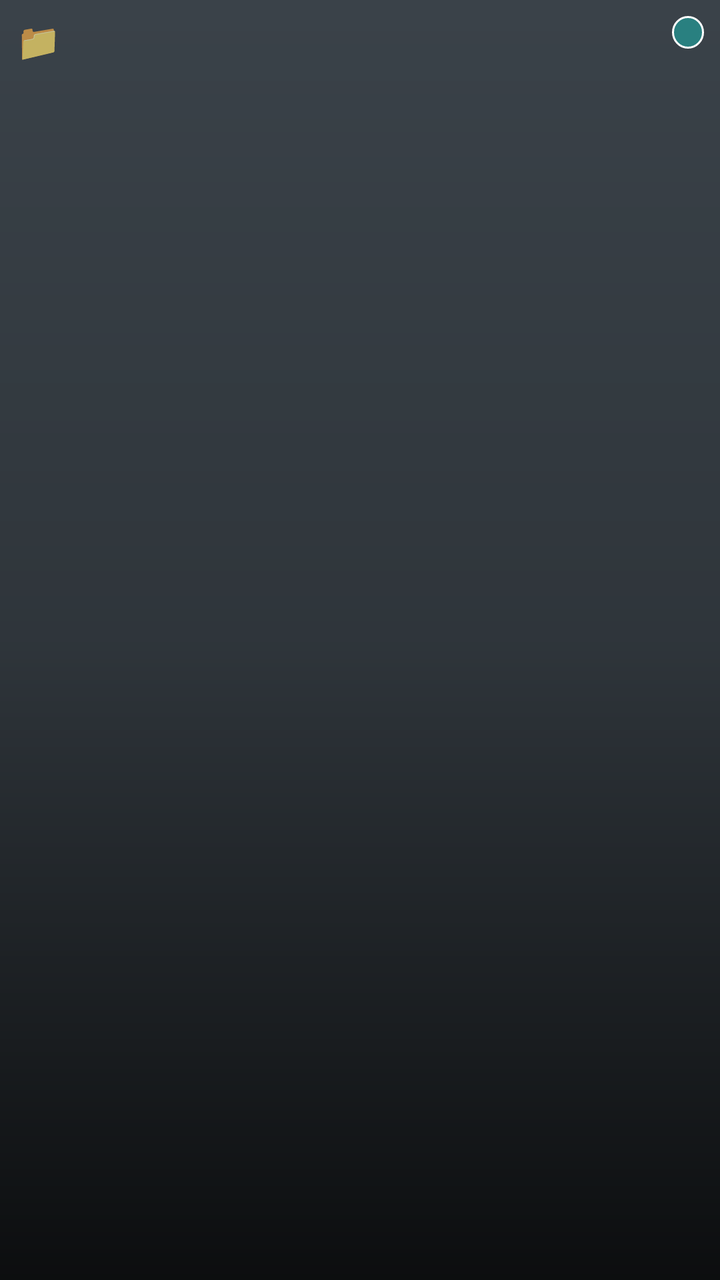
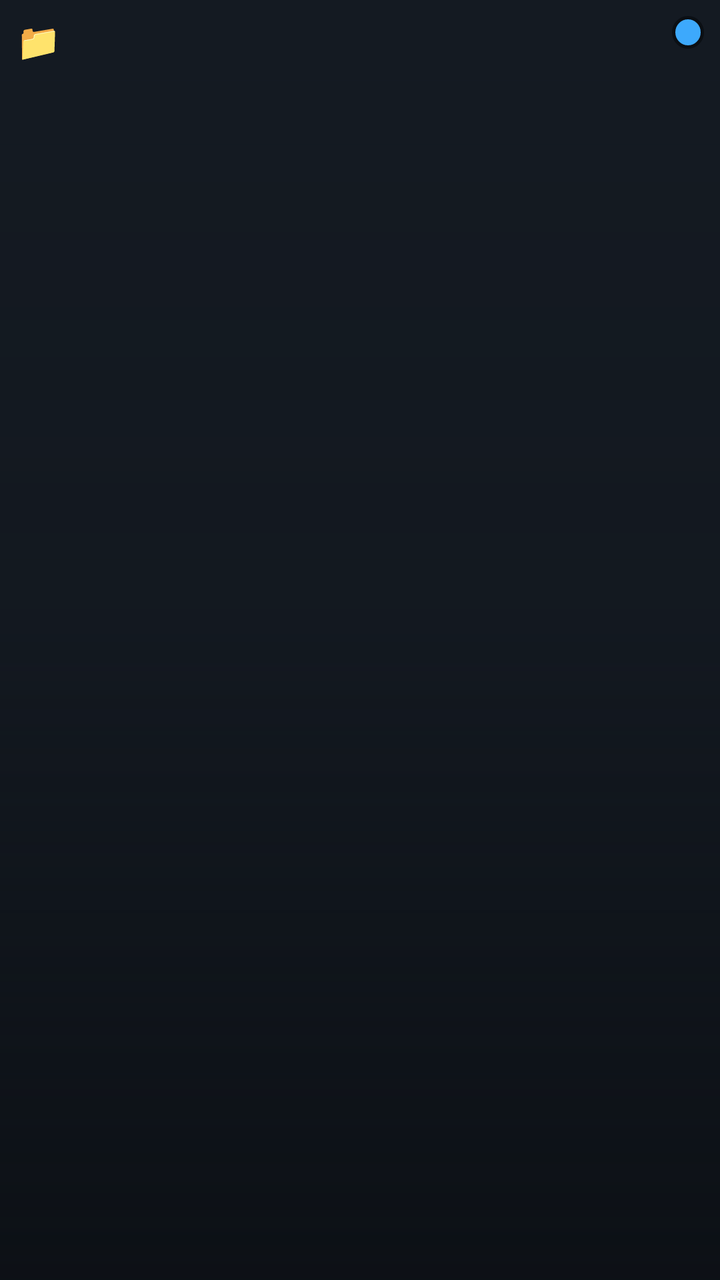

Compare the two renders of this Android layout. The source of the first and the diff that turns it into the second are given below.
<!-- AndroidManifest.xml: application theme AppTheme -->
<!-- res/layout/item_media_folder.xml -->
<?xml version="1.0" encoding="utf-8"?>
<FrameLayout xmlns:android="http://schemas.android.com/apk/res/android"
    android:layout_width="match_parent"
    android:layout_height="130dp"
    android:layout_margin="5dp"
    android:background="#1AFFFFFF">

    <ImageView
        android:id="@+id/thumb"
        android:layout_width="match_parent"
        android:layout_height="match_parent"
        android:scaleType="centerCrop" />

    <View
        android:layout_width="match_parent"
        android:layout_height="match_parent"
        android:background="@drawable/folder_shade" />

    <TextView
        android:id="@+id/folder_icon"
        android:layout_width="wrap_content"
        android:layout_height="wrap_content"
        android:layout_gravity="top|start"
        android:layout_margin="8dp"
        android:text="📁"
        android:textSize="18sp" />

    <TextView
        android:id="@+id/badge"
        android:layout_width="wrap_content"
        android:layout_height="wrap_content"
        android:layout_gravity="top|end"
        android:layout_margin="8dp"
        android:background="@drawable/check_circle"
        android:paddingLeft="8dp"
        android:paddingRight="8dp"
        android:textColor="#FFFFFF"
        android:textSize="12sp"
        android:textStyle="bold" />

    <LinearLayout
        android:layout_width="match_parent"
        android:layout_height="wrap_content"
        android:layout_gravity="bottom"
        android:orientation="vertical"
        android:padding="8dp">

        <TextView
            android:id="@+id/title"
            android:layout_width="match_parent"
            android:layout_height="wrap_content"
            android:ellipsize="end"
            android:maxLines="1"
            android:textColor="#FFFFFF"
            android:textSize="16sp"
            android:textStyle="bold" />

        <TextView
            android:id="@+id/sub"
            android:layout_width="match_parent"
            android:layout_height="wrap_content"
            android:textColor="#DDFFFFFF"
            android:textSize="13sp" />
    </LinearLayout>
</FrameLayout>
<!-- resources referenced by this layout -->
<resources>
  <!-- drawable check_circle (drawable) -->
  <?xml version="1.0" encoding="utf-8"?>
  <shape xmlns:android="http://schemas.android.com/apk/res/android" android:shape="oval">
      <solid android:color="@color/medium_blue" />
      <stroke android:width="1dp" android:color="#FFFFFF" />
  </shape>
  <!-- drawable folder_shade (drawable) -->
  <?xml version="1.0" encoding="utf-8"?>
  <shape xmlns:android="http://schemas.android.com/apk/res/android" android:shape="rectangle">
      <gradient android:angle="90" android:startColor="#CC000000" android:centerColor="#33000000" android:endColor="#00000000" />
  </shape>
  <style name="AppTheme" parent="@style/Theme.AppCompat.NoActionBar">
          <item name="android:windowBackground">@color/background_blue</item>
          <item name="android:textColor">@color/light_gray</item>
          <item name="android:windowFullscreen">true</item>
          <item name="colorAccent">@color/medium_blue</item>
          <item name="colorControlActivated">@color/medium_blue</item>
      </style>
  <color name="medium_blue">#298080</color>
  <color name="background_blue">#242d34</color>
  <color name="light_gray">#B3FFFFFF</color>
</resources>

<!-- the commit's change to res/layout/item_media_folder.xml (unified diff, before → after) -->
@@ -3,7 +3,7 @@
     android:layout_width="match_parent"
     android:layout_height="130dp"
     android:layout_margin="5dp"
-    android:background="#1AFFFFFF">
+    android:background="@color/surface">
 
     <ImageView
         android:id="@+id/thumb"
@@ -34,7 +34,7 @@
         android:background="@drawable/check_circle"
         android:paddingLeft="8dp"
         android:paddingRight="8dp"
-        android:textColor="#FFFFFF"
+        android:textColor="@color/on_accent"
         android:textSize="12sp"
         android:textStyle="bold" />
 
@@ -51,7 +51,7 @@
             android:layout_height="wrap_content"
             android:ellipsize="end"
             android:maxLines="1"
-            android:textColor="#FFFFFF"
+            android:textColor="@color/text_primary"
             android:textSize="16sp"
             android:textStyle="bold" />
 
@@ -59,7 +59,7 @@
             android:id="@+id/sub"
             android:layout_width="match_parent"
             android:layout_height="wrap_content"
-            android:textColor="#DDFFFFFF"
+            android:textColor="#D9E6EDF3"
             android:textSize="13sp" />
     </LinearLayout>
 </FrameLayout>
<!-- resource entries referenced after the edit -->
@@ -1,25 +1,81 @@
 <!-- resources referenced by this layout -->
 <resources>
+  <color name="on_accent">#0B0F14</color>
+  <color name="surface">#141A22</color>
+  <color name="text_primary">#E6EDF3</color>
   <!-- drawable check_circle (drawable) -->
   <?xml version="1.0" encoding="utf-8"?>
   <shape xmlns:android="http://schemas.android.com/apk/res/android" android:shape="oval">
-      <solid android:color="@color/medium_blue" />
-      <stroke android:width="1dp" android:color="#FFFFFF" />
+      <solid android:color="@color/accent" />
+      <stroke android:width="1.5dp" android:color="@color/bg" />
   </shape>
   <!-- drawable folder_shade (drawable) -->
   <?xml version="1.0" encoding="utf-8"?>
   <shape xmlns:android="http://schemas.android.com/apk/res/android" android:shape="rectangle">
-      <gradient android:angle="90" android:startColor="#CC000000" android:centerColor="#33000000" android:endColor="#00000000" />
+      <gradient android:angle="90" android:startColor="#E60B0F14" android:centerColor="#330B0F14" android:endColor="#000B0F14" />
   </shape>
   <style name="AppTheme" parent="@style/Theme.AppCompat.NoActionBar">
-          <item name="android:windowBackground">@color/background_blue</item>
-          <item name="android:textColor">@color/light_gray</item>
+          <item name="android:windowBackground">@color/bg</item>
+          <item name="android:colorBackground">@color/bg</item>
+          <item name="android:textColor">@color/text_secondary</item>
+          <item name="android:textColorPrimary">@color/text_primary</item>
+          <item name="android:textColorSecondary">@color/text_secondary</item>
+          <item name="android:textColorHint">@color/text_muted</item>
           <item name="android:windowFullscreen">true</item>
-          <item name="colorAccent">@color/medium_blue</item>
-          <item name="colorControlActivated">@color/medium_blue</item>
+          <item name="android:statusBarColor">@color/bg</item>
+          <item name="android:navigationBarColor">@color/bg</item>
+          <item name="colorPrimary">@color/surface</item>
+          <item name="colorPrimaryDark">@color/bg</item>
+          <item name="colorAccent">@color/accent</item>
+          <item name="colorControlNormal">@color/text_secondary</item>
+          <item name="colorControlActivated">@color/accent</item>
+          <item name="colorControlHighlight">#1FFFFFFF</item>
+          
+          <item name="android:colorPrimary">@color/surface</item>
+          <item name="android:colorPrimaryDark">@color/bg</item>
+          <item name="android:colorAccent">@color/accent</item>
+          <item name="android:colorControlNormal">@color/text_secondary</item>
+          <item name="android:colorControlActivated">@color/accent</item>
+          <item name="android:colorControlHighlight">#1FFFFFFF</item>
+          <item name="android:alertDialogTheme">@style/AppDialog</item>
+          <item name="alertDialogTheme">@style/AppDialog.Compat</item>
       </style>
-  <color name="medium_blue">#298080</color>
-  <color name="background_blue">#242d34</color>
-  <color name="light_gray">#B3FFFFFF</color>
+  <color name="accent">#3DA9FC</color>
+  <color name="bg">#0B0F14</color>
+  <color name="text_secondary">#8B98A5</color>
+  <color name="text_muted">#5F6B78</color>
+  <style name="AppDialog" parent="@android:style/Theme.Material.Dialog.Alert">
+          <item name="android:windowBackground">@drawable/dialog_bg</item>
+          <item name="android:colorBackground">@color/surface</item>
+          <item name="android:colorBackgroundFloating">@color/surface</item>
+          <item name="android:textColorPrimary">@color/text_primary</item>
+          <item name="android:textColorSecondary">@color/text_secondary</item>
+          <item name="android:textColorHint">@color/text_muted</item>
+          <item name="android:colorAccent">@color/accent</item>
+          <item name="android:colorControlNormal">@color/text_secondary</item>
+          <item name="android:colorControlActivated">@color/accent</item>
+          <item name="android:colorControlHighlight">#1FFFFFFF</item>
+      </style>
+  <style name="AppDialog.Compat" parent="@style/Theme.AppCompat.Dialog.Alert">
+          <item name="android:windowBackground">@drawable/dialog_bg</item>
+          <item name="android:textColorPrimary">@color/text_primary</item>
+          <item name="android:textColorSecondary">@color/text_secondary</item>
+          <item name="colorAccent">@color/accent</item>
+          <item name="colorControlActivated">@color/accent</item>
+      </style>
+  <!-- drawable dialog_bg (drawable) -->
+  <?xml version="1.0" encoding="utf-8"?>
+  <inset xmlns:android="http://schemas.android.com/apk/res/android"
+      android:insetLeft="16dp"
+      android:insetTop="16dp"
+      android:insetRight="16dp"
+      android:insetBottom="16dp">
+      <shape android:shape="rectangle">
+          <solid android:color="@color/surface" />
+          <stroke android:width="1dp" android:color="@color/border" />
+          <corners android:radius="16dp" />
+      </shape>
+  </inset>
+  <color name="border">#26303D</color>
 </resources>
 
